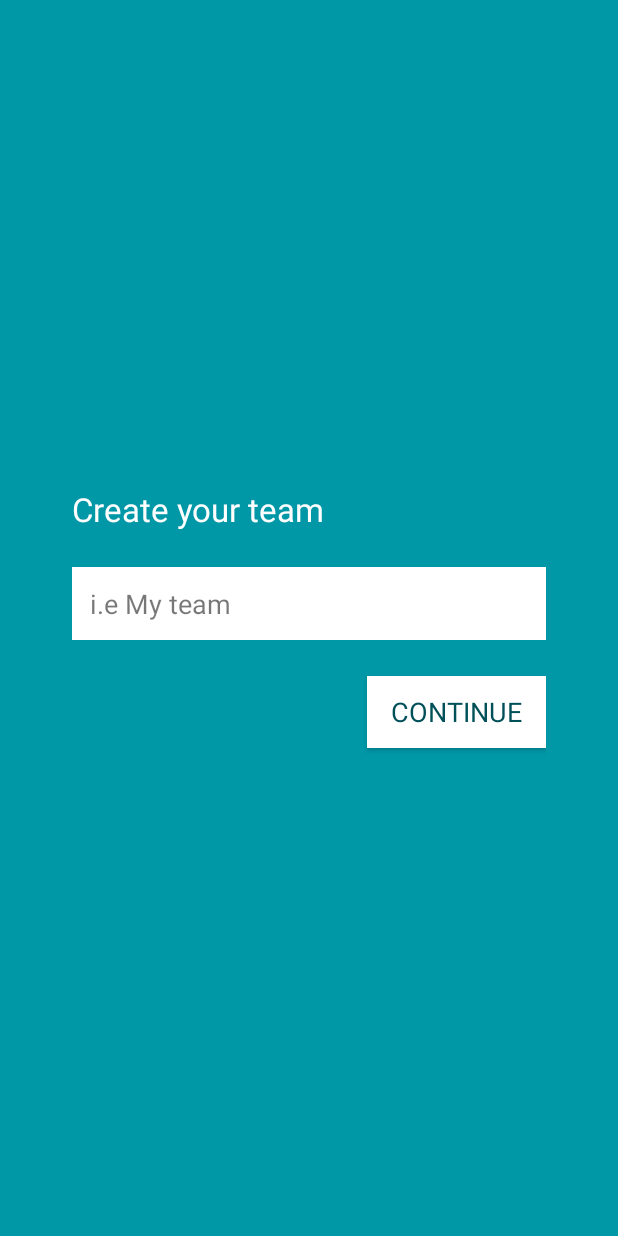
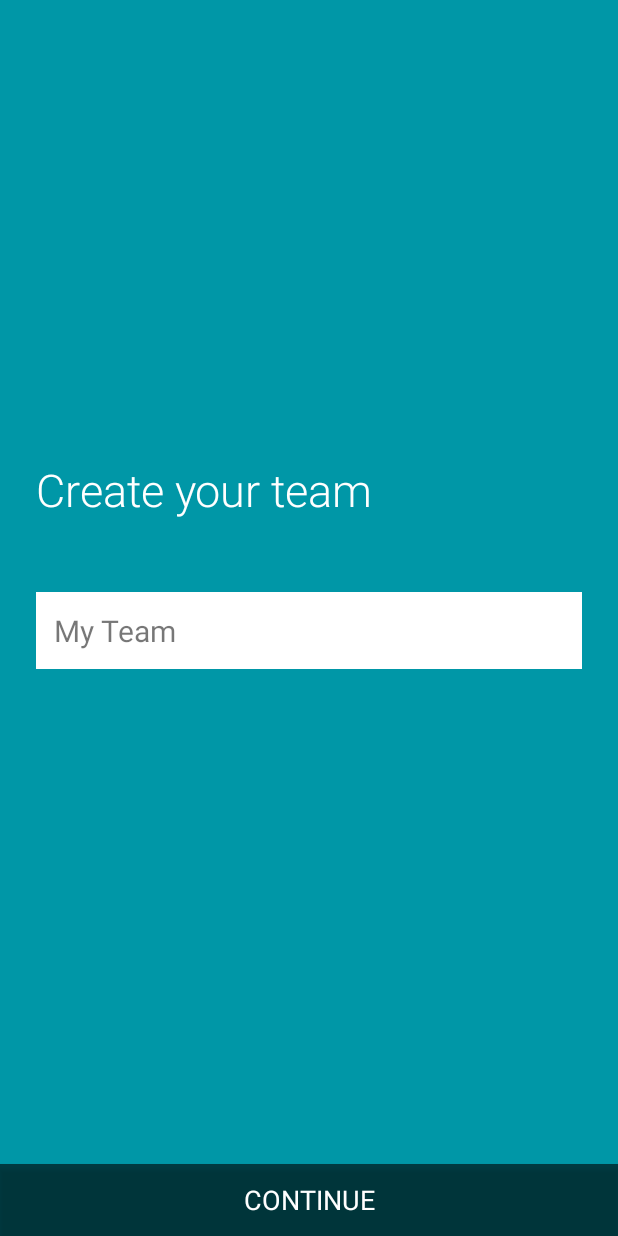
Before and after one commit to odoo-mobile-intern/odoo-work, an Android app: the WizardNewTeam screen opened directly, with no data from a screen before it, on a phone screen of 412 x 824 dp. Run offline under Robolectric (Android 15) with nearby library versions, the phone set to English and light mode, and no system bars; our stand-ins replace Volley; 1 statement that could not run was skipped.

Commit message:
[IMP] View and name changed

```diff
--- a/app/src/main/AndroidManifest.xml
+++ b/app/src/main/AndroidManifest.xml
@@ -38,7 +38,7 @@
 
         <activity android:name=".HomeActivity" />
         <activity
-            android:name=".TeamName"
+            android:name=".WizardNewTeam"
             android:theme="@style/AppTheme.ActionBar" />
         <activity
             android:name=".TeamAddMembers"
--- a/app/src/main/java/com/odoo/work/HomeActivity.java
+++ b/app/src/main/java/com/odoo/work/HomeActivity.java
@@ -11,6 +11,6 @@ public class HomeActivity extends OdooActivity {
     public void onCreate(Bundle savedInstanceState) {
         super.onCreate(savedInstanceState);
         finish();
-        startActivity(new Intent(this, TeamName.class));
+        startActivity(new Intent(this, WizardNewTeam.class));
     }
 }
--- a/app/src/main/java/com/odoo/work/TeamName.java
+++ b/app/src/main/java/com/odoo/work/WizardNewTeam.java
@@ -2,18 +2,18 @@ package com.odoo.work;
 
 import android.content.Intent;
 import android.os.Bundle;
-import android.support.v7.app.AppCompatActivity;
-import android.support.v7.widget.Toolbar;
-import android.view.Menu;
-import android.view.MenuItem;
 import android.view.View;
 import android.widget.EditText;
 
 import com.odoo.core.rpc.Odoo;
 import com.odoo.core.rpc.handler.OdooVersionException;
+import com.odoo.core.rpc.helper.ORecordValues;
+import com.odoo.core.rpc.helper.utils.gson.OdooResult;
+import com.odoo.core.rpc.listeners.OdooResponse;
 import com.odoo.core.support.OUser;
+import com.odoo.work.core.support.OdooActivity;
 
-public class TeamName extends AppCompatActivity implements View.OnClickListener {
+public class WizardNewTeam extends OdooActivity implements View.OnClickListener {
 
     private Odoo odoo;
     private OUser mUser;
@@ -38,12 +38,15 @@ public class TeamName extends AppCompatActivity implements View.OnClickListener
     @Override
     public void onClick(View view) {
         if (!editTeamName.getText().toString().isEmpty()) {
-            /*ORecordValues values = new ORecordValues();
+            ORecordValues values = new ORecordValues();
             values.put("name", editTeamName.getText().toString());
-            odoo.createRecord("project.teams", values);*/
-            startActivity(new Intent(TeamName.this, TeamAddMembers.class));
-            finish();
-            //TODO : Team name add to local db
+            odoo.createRecord("project.teams", values, new OdooResponse() {
+                @Override
+                public void onResponse(OdooResult response) {
+                    startActivity(new Intent(WizardNewTeam.this, TeamAddMembers.class));
+                    finish();
+                }
+            });
         }
     }
 }
--- a/app/src/main/res/layout/activity_team_name.xml
+++ b/app/src/main/res/layout/activity_team_name.xml
@@ -1,46 +1,62 @@
 <?xml version="1.0" encoding="utf-8"?>
-<LinearLayout xmlns:android="http://schemas.android.com/apk/res/android"
+<ScrollView xmlns:android="http://schemas.android.com/apk/res/android"
+    android:layout_width="match_parent"
+    android:layout_height="match_parent"
+    android:fillViewport="true">
+
+    <LinearLayout
         android:layout_width="match_parent"
         android:layout_height="match_parent"
         android:background="@color/colorPrimaryDark"
         android:gravity="center"
+        android:orientation="vertical">
+
+        <LinearLayout
+            android:layout_width="match_parent"
+            android:layout_height="0dp"
+            android:layout_weight="1"
+            android:gravity="center"
             android:orientation="vertical"
             android:paddingBottom="@dimen/default_16dp"
-    android:paddingLeft="48dp"
-    android:paddingRight="48dp"
-    android:paddingTop="@dimen/default_16dp"
-    android:weightSum="1">
+            android:paddingLeft="24dp"
+            android:paddingRight="24dp"
+            android:paddingTop="@dimen/default_16dp">
 
             <TextView
                 android:layout_width="match_parent"
                 android:layout_height="wrap_content"
-        android:layout_marginBottom="24dp"
+                android:layout_marginBottom="48dp"
+                android:fontFamily="sans-serif-light"
                 android:text="@string/create_your_team"
-        android:textAppearance="?android:attr/textAppearanceLarge"
-        android:textColor="@color/colorWhite" />
+                android:textColor="@color/colorWhite"
+                android:textSize="30sp" />
 
             <EditText
                 android:id="@+id/team_name"
                 android:layout_width="match_parent"
                 android:layout_height="wrap_content"
                 android:background="@color/colorWhite"
-        android:hint="i.e My team"
+                android:hint="@string/hint_team_name"
                 android:inputType="textPersonName"
                 android:padding="12dp"
                 android:textColor="@color/colorPrimaryText"
-        android:textColorHint="#88000000" />
+                android:textColorHint="#88000000"
+                android:textSize="20sp" />
+
+        </LinearLayout>
 
         <Button
             android:id="@+id/btn_team_create"
-        android:layout_width="wrap_content"
+            android:layout_width="match_parent"
             android:layout_height="wrap_content"
             android:layout_gravity="end"
             android:layout_marginTop="24dp"
-        android:background="@color/colorWhite"
+            android:background="#99000000"
             android:paddingLeft="@dimen/default_16dp"
             android:paddingRight="@dimen/default_16dp"
-        android:text="Continue"
+            android:text="@string/label_continue"
             android:textAllCaps="true"
             android:textAppearance="?android:attr/textAppearanceMedium"
-        android:textColor="@color/colorPrimaryExtraDark" />
+            android:textColor="@color/colorWhite" />
     </LinearLayout>
+</ScrollView>
--- a/app/src/main/res/values/strings.xml
+++ b/app/src/main/res/values/strings.xml
@@ -11,11 +11,13 @@
     <string name="label_forgot_password">Forgot Password?</string>
     <string name="error_login_failed">Invalid username or password.</string>
     <string name="label_login">Login</string>
-    <string name="msg_signing_up">Signing up...</string>
+    <string name="msg_signing_up">Signing up…</string>
     <string name="error_unable_to_signup">Unable to signup. Try again later</string>
     <string name="error_account_already_exists">Account already exists.</string>
     <string name="toast_account_already_created">Account already created.</string>
-    <string name="msg_authenticating">Authenticating...</string>
+    <string name="msg_authenticating">Authenticating…</string>
     <string name="create_your_team">Create your team</string>
     <string name="person_or_email">Person or email to collaborate with</string>
+    <string name="hint_team_name">My Team</string>
+    <string name="label_continue">Continue</string>
 </resources>
```
Lines whose indentation alone changed are shown as unchanged.
